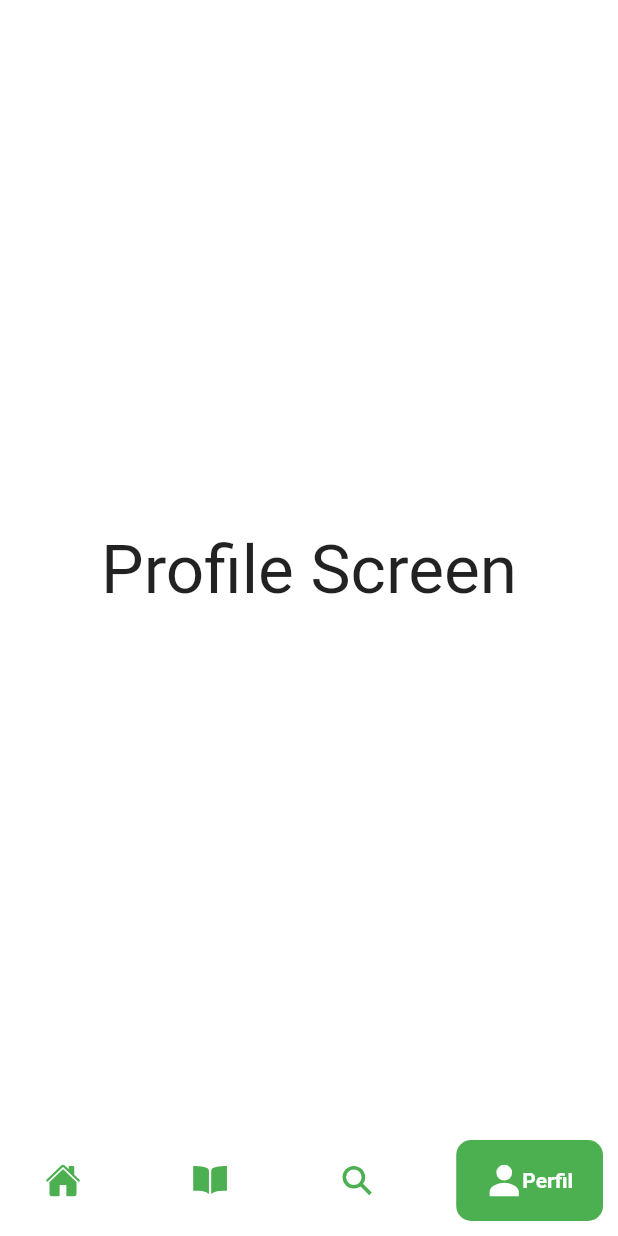
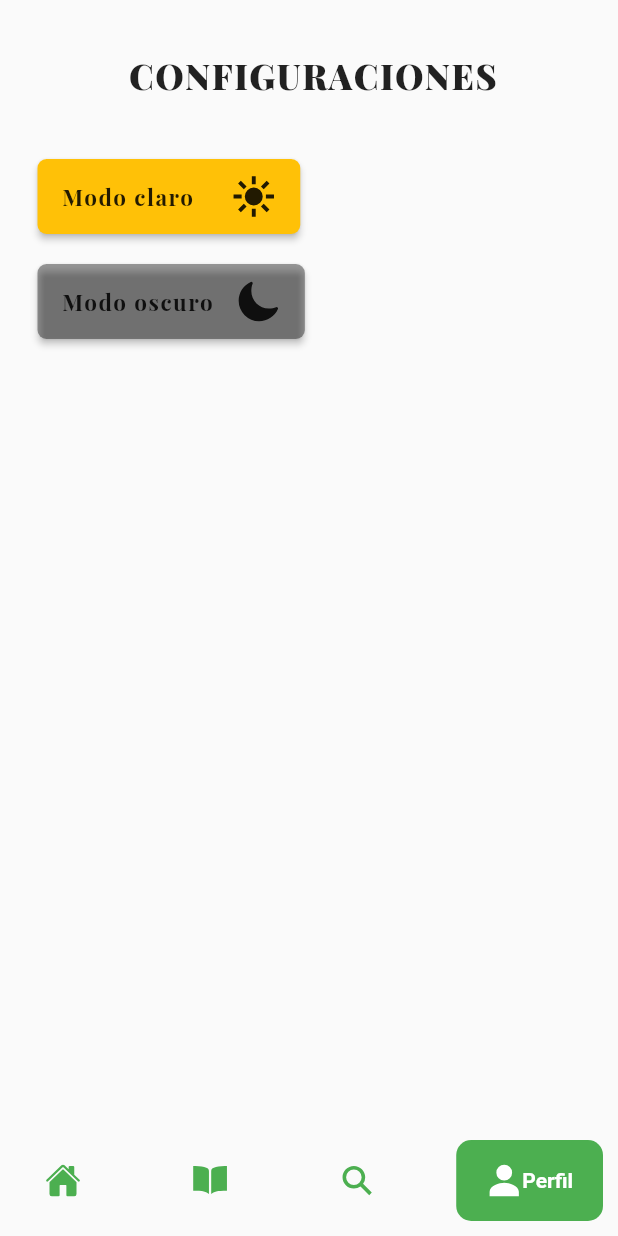
Before and after one commit to Ryzhio/PlanealoApp, a Flutter app: the MenuPrimaryPage screen opened directly, item 4 of the bottom bar chosen, on a phone screen of 412 x 824 dp. Run offline on Flutter 3.47's test engine with Material 2 defaults, Android fonts, the phone set to English and light mode, and no system bars; drawn by our look-alikes of google_nav_bar; our stand-ins replace get, google_fonts, ionicons, shared_preferences, sqflite, supercharged; accounts and stored records are empty; network calls fail.

Commit message:
MODO OSCURO Y CLARO Y COMENTARIOS

```diff
--- /dev/null
+++ b/lib/models/lugar_model.dart
@@ -0,0 +1,33 @@
+import 'dart:convert';
+
+class Lugar {
+  String descripcion;
+  String nombre;
+  String? id;
+
+  Lugar({
+    required this.descripcion,
+    required this.nombre,
+    this.id,
+  });
+
+  factory Lugar.fromJson(String str) => Lugar.fromMap(json.decode(str));
+
+  String toJson() => json.encode(toMap());
+
+  factory Lugar.fromMap(Map<String, dynamic> json) => Lugar(
+        descripcion: json["descripcion"],
+        nombre: json["nombre"],
+      );
+
+  Map<String, dynamic> toMap() => {
+        "descripcion": descripcion,
+        "nombre": nombre,
+      };
+
+  Lugar copyWith() => Lugar(
+        descripcion: descripcion,
+        nombre: nombre,
+        id: id,
+      );
+}
--- a/lib/pages/menu_primary_page.dart
+++ b/lib/pages/menu_primary_page.dart
@@ -1,6 +1,7 @@
 import 'package:flutter/material.dart';
 import 'package:google_nav_bar/google_nav_bar.dart';
 import 'package:ionicons/ionicons.dart';
+import 'package:sqflite_flutter/pages/producto/config_pages.dart';
 import 'package:sqflite_flutter/pages/producto/home_page.dart';
 import 'package:sqflite_flutter/pages/producto/productos_page.dart';
 
@@ -18,7 +19,7 @@ class _MenuPrimaryPageState extends State<MenuPrimaryPage> {
     const HomePage(),
     const ProductosPage(),
     const Center(child: Text('Search Screen', style: TextStyle(fontSize: 45))),
-    const Center(child: Text('Profile Screen', style: TextStyle(fontSize: 45))),
+    const InicioPage(),
   ];
   final colors = [
     Colors.red,
--- /dev/null
+++ b/lib/pages/producto/config_pages.dart
@@ -0,0 +1,113 @@
+import 'package:flutter/material.dart';
+import 'package:get/get.dart';
+import 'package:google_fonts/google_fonts.dart';
+import 'package:ionicons/ionicons.dart';
+import 'package:sqflite_flutter/providers/theme_provider.dart';
+
+class InicioPage extends StatefulWidget {
+  const InicioPage({super.key});
+
+  @override
+  // ignore: library_private_types_in_public_api
+  _InicioPageState createState() => _InicioPageState();
+}
+
+class _InicioPageState extends State<InicioPage> {
+  final temaController = Get.put(TemaProvider());
+
+  @override
+  Widget build(BuildContext context) {
+    return Padding(
+      padding: const EdgeInsets.only(left: 25, right: 20, top: 35),
+      child: Scaffold(
+        body: Center(
+          child: Column(
+            children: [
+              Row(
+                mainAxisAlignment: MainAxisAlignment.center,
+                children: [
+                  Text(
+                    'CONFIGURACIONES',
+                    style: GoogleFonts.playfairDisplay(
+                      fontSize: 23,
+                      fontWeight: FontWeight.w900,
+                      letterSpacing: 1,
+                    ),
+                  )
+                ],
+              ),
+              const SizedBox(
+                height: 40,
+              ),
+              Row(
+                children: [
+                  MaterialButton(
+                    minWidth: 120,
+                    height: 50,
+                    color: Colors.amber,
+                    shape: RoundedRectangleBorder(
+                      borderRadius: BorderRadius.circular(6),
+                    ),
+                    onPressed: () => temaController.temaClaro(),
+                    child: Row(
+                      children: [
+                        Text(
+                          "Modo claro",
+                          style: GoogleFonts.playfairDisplay(
+                            fontSize: 15,
+                            fontWeight: FontWeight.bold,
+                            letterSpacing: 1,
+                          ),
+                        ),
+                        const SizedBox(
+                          width: 25,
+                        ),
+                        const Icon(
+                          Ionicons.sunny_sharp,
+                          size: 30,
+                        ),
+                      ],
+                    ),
+                  ),
+                ],
+              ),
+              const SizedBox(height: 20),
+              Row(
+                children: [
+                  MaterialButton(
+                    minWidth: 120,
+                    height: 50,
+                    color: Colors.black38,
+                    shape: RoundedRectangleBorder(
+                      borderRadius: BorderRadius.circular(6),
+                    ),
+                    onPressed: () => temaController.temaOscuro(),
+                    child: Row(
+                      children: [
+                        Text(
+                          "Modo oscuro",
+                          style: GoogleFonts.playfairDisplay(
+                            fontSize: 15,
+                            fontWeight: FontWeight.bold,
+                            letterSpacing: 1,
+                          ),
+                        ),
+                        const SizedBox(
+                          width: 15,
+                        ),
+                        const Icon(
+                          Ionicons.moon,
+                          size: 30,
+                        ),
+                      ],
+                    ),
+                  ),
+                ],
+              ),
+            ],
+          ),
+        ),
+      ),
+    );
+  }
+}
--- a/lib/providers/theme_provider.dart
+++ b/lib/providers/theme_provider.dart
@@ -1,19 +1,49 @@
 import 'package:flutter/material.dart';
+import 'package:get/get.dart';
+import 'package:shared_preferences/shared_preferences.dart';
 
-class ThemeProvider extends ChangeNotifier {
-  ThemeMode themeMode = ThemeMode.dark;
+class TemaProvider extends GetxController {
+  late SharedPreferences preferences;
 
-  bool get isDarkMode => themeMode == ThemeMode.dark;
+  String prefkey = "isDarkModeKey";
+
+  void temaClaro() {
+    Get.changeTheme(ThemeData.light());
+    preferences.setBool(prefkey, false);
+  }
+
+  void temaOscuro() {
+    Get.changeTheme(ThemeData.dark());
+    preferences.setBool(prefkey, true);
+  }
+
+  void temaPersonalizado() {
+    Get.changeTheme(ThemeData(
+        buttonColor: Colors.orange,
+        primaryColor: Colors.red,
+        appBarTheme: const AppBarTheme(color: Colors.red)));
+  }
+
+  @override
+  void onInit() {
+    cargarPreferencias().then((value) => cargarTema());
+
+    super.onInit();
+  }
+
+  void cargarTema() {
+    bool? isDarkMode = preferences.getBool(prefkey);
+
+    if (isDarkMode == null) {
+      preferences.setBool(prefkey, false);
+      isDarkMode = false;
+    }
+
+    (isDarkMode) ? temaOscuro() : temaClaro();
+  }
+
+  Future<void> cargarPreferencias() async {
+    preferences = await Get.putAsync<SharedPreferences>(
+        () async => await SharedPreferences.getInstance());
+  }
 }
-
-class MyThemes {
-  static final darkTheme = ThemeData(
-    scaffoldBackgroundColor: Colors.grey.shade900,
-    colorScheme: const ColorScheme.dark(),
-  );
-
-  static final lightTheme = ThemeData(
-    scaffoldBackgroundColor: Colors.white,
-    colorScheme: const ColorScheme.light(),
-  );
-}
--- a/pubspec.yaml
+++ b/pubspec.yaml
@@ -32,6 +32,7 @@ dependencies:
   cupertino_icons: ^1.0.2
   flutter:
     sdk: flutter
+  get: ^4.6.5
   google_fonts: ^3.0.1
   google_nav_bar: ^5.0.6
   http: ^0.13.5
```
Also changed, not shown: lib/main.dart (+26 -8 lines), lib/pages/producto/bienvenida_page.dart (+17 -1 lines), lib/pages/producto/datail_page.dart (+73 -25 lines), lib/pages/producto/home_page.dart (+7 -7 lines), lib/pages/producto/lugar_page.dart (added, +66 -0 lines), lib/pages/producto/review_page.dart (added, +49 -0 lines), lib/providers/lugar_provider.dart (added, +13 -0 lines), lib/services/lugar_service.dart (added, +83 -0 lines), lib/widgets/card_widget.dart (added, +30 -0 lines), lib/widgets/textformfield_widget.dart (added, +41 -0 lines), assets/cms.png (added), assets/papp.png (added), assets/papp1.png (added), pubspec.lock.
